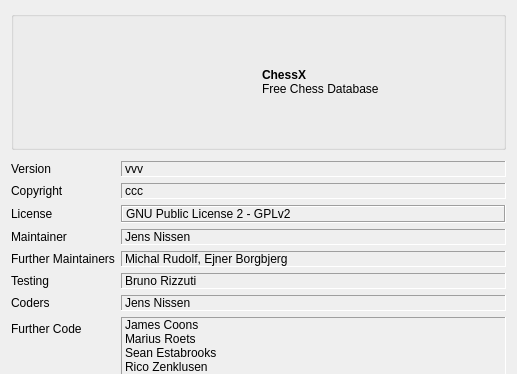
The window that src/gui/aboutdlg.ui (madnight/chessx) describes before a commit, drawn with Qt 5; both pictures show x 0 to 517 and y 0 to 374 of the 517 by 810 pixel window.
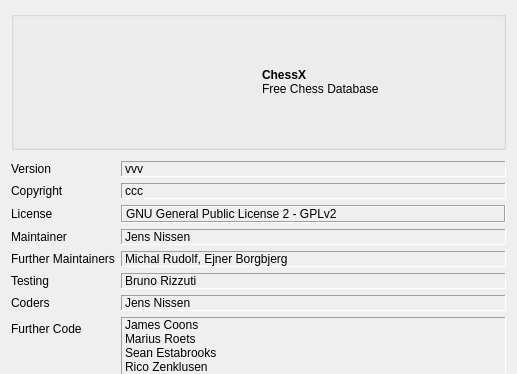
The same window after the commit. Icons and pictures are not drawn.

Diff of the .ui file:
```diff
--- a/src/gui/aboutdlg.ui
+++ b/src/gui/aboutdlg.ui
@@ -115,7 +115,7 @@
         <enum>QFrame::Sunken</enum>
        </property>
        <property name="text">
-        <string notr="true">GNU Public License 2 - GPLv2</string>
+        <string notr="true">GNU General Public License 2 - GPLv2</string>
        </property>
       </widget>
      </item>
```
